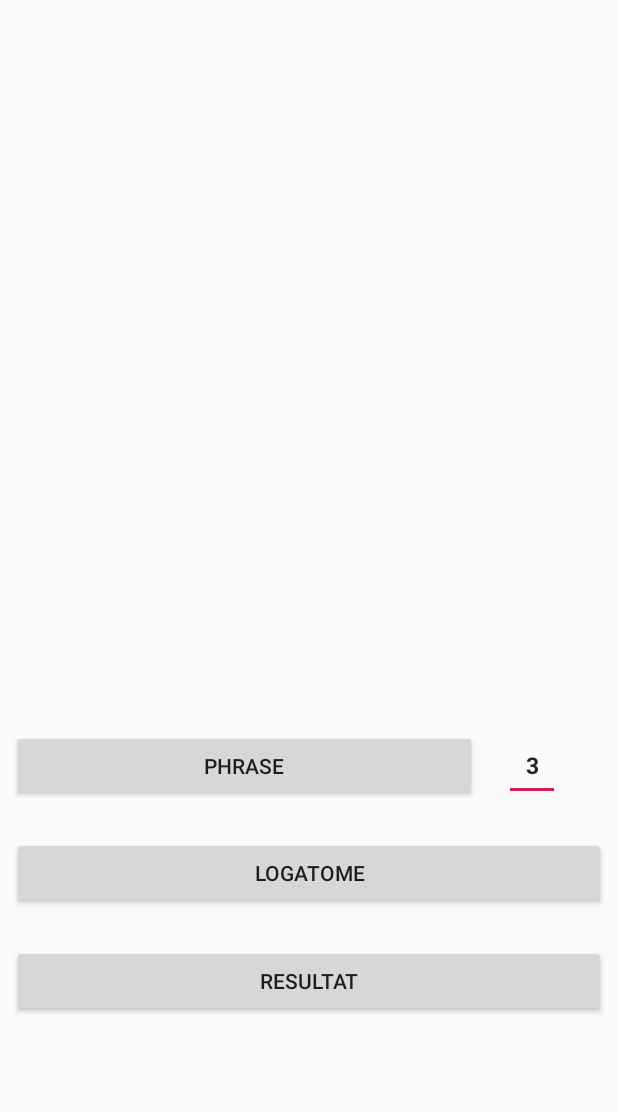
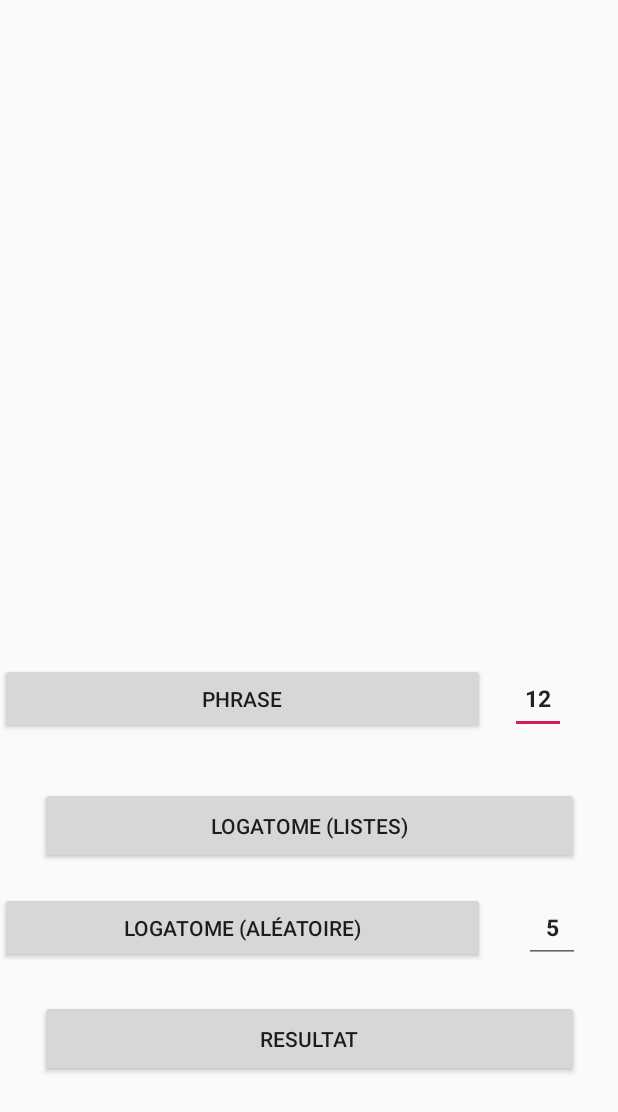
Before and after one commit to SALADINL/projetM1-Voicy, an Android app: the screen it shows after launch (MainActivity), on a phone screen of 412 x 824 dp. Shown: the top 1112 px of the screen. Run offline under Robolectric (Android 15) with nearby library versions, the light colour scheme and no system bars.

Commit message:
Ajout du Bouton logatome aléatoire + modifications

```diff
--- a/app/src/main/java/com/example/modulereco/ChoixList.java
+++ b/app/src/main/java/com/example/modulereco/ChoixList.java
@@ -31,6 +31,7 @@ public class ChoixList extends Activity
             {
                 Intent intent = new Intent(ChoixList.this, Reco.class);
                 intent.putExtra("numeroDeListe", 1);
+                intent.putExtra("random", 0);
                 startActivity(intent);
             }
         });
@@ -42,6 +43,7 @@ public class ChoixList extends Activity
             {
                 Intent intent = new Intent(ChoixList.this, Reco.class);
                 intent.putExtra("numeroDeListe", 2);
+                intent.putExtra("random", 0);
                 startActivity(intent);
             }
         });
@@ -53,6 +55,7 @@ public class ChoixList extends Activity
             {
                 Intent intent = new Intent(ChoixList.this, Reco.class);
                 intent.putExtra("numeroDeListe", 3);
+                intent.putExtra("random", 0);
                 startActivity(intent);
             }
         });
@@ -64,6 +67,7 @@ public class ChoixList extends Activity
             {
                 Intent intent = new Intent(ChoixList.this, Reco.class);
                 intent.putExtra("numeroDeListe", 4);
+                intent.putExtra("random", 0);
                 startActivity(intent);
             }
         });
--- a/app/src/main/java/com/example/modulereco/MainActivity.java
+++ b/app/src/main/java/com/example/modulereco/MainActivity.java
@@ -16,8 +16,9 @@ public class MainActivity extends Activity
     private Button btResultat;
     private Button btLogatome;
     private Button btPhrase;
+    private Button button;
 
-    //private EditText nbExo;
+    private EditText nbExo;
     private EditText nbPhrase;
 
     @Override
@@ -30,8 +31,9 @@ public class MainActivity extends Activity
         btResultat = findViewById(R.id.btResultat);
         btLogatome = findViewById(R.id.btLogatome);
         btPhrase = findViewById(R.id.btPhrase);
+        button = findViewById(R.id.button);
 
-        //nbExo = findViewById(R.id.nbExo);
+        nbExo = findViewById(R.id.nbExo);
         nbPhrase = findViewById(R.id.nbPhrase);
 
         btPhrase.setOnClickListener(new View.OnClickListener()
@@ -78,6 +80,25 @@ public class MainActivity extends Activity
                 startActivity(intent);
             }
         });
+        button.setOnClickListener(new View.OnClickListener() {
+            @Override
+            public void onClick(View v)
+            {
+                verifierPermissions();
+                Intent intent = new Intent(MainActivity.this, Reco.class);
+                intent.putExtra("type", 1);
+                intent.putExtra("random", 1);
+                try
+                {
+                    intent.putExtra("nbtest", Integer.parseInt(nbExo.getText().toString()));
+                }
+                catch (Exception e)
+                {
+                    e.getStackTrace();
+                }
+                startActivity(intent);
+            }
+        });
         btResultat.setOnClickListener(new View.OnClickListener() {
             @Override
             public void onClick(View v) {
--- a/app/src/main/res/layout/main_activity.xml
+++ b/app/src/main/res/layout/main_activity.xml
@@ -7,47 +7,43 @@
 
     <Button
         android:id="@+id/btPhrase"
-        android:layout_width="310dp"
+        android:layout_width="323dp"
         android:layout_height="47dp"
-        android:layout_marginStart="8dp"
-        android:layout_marginEnd="8dp"
-        android:layout_marginBottom="24dp"
         android:text="PHRASE"
-        app:layout_constraintBottom_toTopOf="@+id/btLogatome"
+        app:layout_constraintBottom_toBottomOf="parent"
         app:layout_constraintEnd_toEndOf="parent"
         app:layout_constraintHorizontal_bias="0.0"
         app:layout_constraintStart_toStartOf="parent"
         app:layout_constraintTop_toTopOf="parent"
-        app:layout_constraintVertical_bias="0.8"
-        app:layout_constraintVertical_chainStyle="packed" />
+        app:layout_constraintVertical_bias="0.569" />
 
     <Button
         android:id="@+id/btLogatome"
-        android:layout_width="0dp"
-        android:layout_height="wrap_content"
+        android:layout_width="359dp"
+        android:layout_height="51dp"
         android:layout_marginStart="8dp"
         android:layout_marginEnd="8dp"
-        android:layout_marginBottom="24dp"
-        android:text="LOGATOME"
-        app:layout_constraintBottom_toTopOf="@+id/btResultat"
+        android:text="LOGATOME (LISTES)"
+        app:layout_constraintBottom_toBottomOf="parent"
         app:layout_constraintEnd_toEndOf="parent"
-        app:layout_constraintHorizontal_bias="0.0"
+        app:layout_constraintHorizontal_bias="0.5"
         app:layout_constraintStart_toStartOf="parent"
-        app:layout_constraintTop_toBottomOf="@+id/btPhrase" />
+        app:layout_constraintTop_toTopOf="parent"
+        app:layout_constraintVertical_bias="0.679" />
 
     <Button
         android:id="@+id/btResultat"
-        android:layout_width="0dp"
-        android:layout_height="wrap_content"
+        android:layout_width="359dp"
+        android:layout_height="51dp"
         android:layout_marginStart="8dp"
         android:layout_marginEnd="8dp"
-        android:layout_marginBottom="24dp"
         android:text="RESULTAT"
         app:layout_constraintBottom_toBottomOf="parent"
         app:layout_constraintEnd_toEndOf="parent"
         app:layout_constraintHorizontal_bias="0.5"
         app:layout_constraintStart_toStartOf="parent"
-        app:layout_constraintTop_toBottomOf="@+id/btLogatome" />
+        app:layout_constraintTop_toTopOf="parent"
+        app:layout_constraintVertical_bias="0.863" />
 
     <EditText
         android:id="@+id/nbPhrase"
@@ -57,7 +53,7 @@
         android:layout_marginEnd="8dp"
         android:ems="10"
         android:inputType="number"
-        android:text="3"
+        android:text="12"
         android:textAlignment="center"
         android:textSize="15sp"
         android:textStyle="bold"
@@ -67,4 +63,34 @@
         app:layout_constraintStart_toEndOf="@+id/btPhrase"
         app:layout_constraintTop_toTopOf="@+id/btPhrase"
         app:layout_constraintVertical_bias="0.0" />
+
+    <Button
+        android:id="@+id/button"
+        android:layout_width="323dp"
+        android:layout_height="47dp"
+        android:text="LOGATOME (ALÉATOIRE)"
+        app:layout_constraintBottom_toBottomOf="parent"
+        app:layout_constraintEnd_toEndOf="parent"
+        app:layout_constraintHorizontal_bias="0.0"
+        app:layout_constraintStart_toStartOf="parent"
+        app:layout_constraintTop_toTopOf="parent"
+        app:layout_constraintVertical_bias="0.766" />
+
+    <EditText
+        android:id="@+id/nbExo"
+        android:layout_width="37dp"
+        android:layout_height="47dp"
+        android:layout_marginStart="8dp"
+        android:layout_marginEnd="8dp"
+        android:ems="10"
+        android:inputType="number"
+        android:text="5"
+        android:textAlignment="center"
+        android:textSize="15sp"
+        android:textStyle="bold"
+        app:layout_constraintBottom_toBottomOf="@+id/button"
+        app:layout_constraintEnd_toEndOf="parent"
+        app:layout_constraintStart_toEndOf="@+id/button"
+        app:layout_constraintTop_toTopOf="@+id/button"
+        app:layout_constraintVertical_bias="0.0" />
 </android.support.constraint.ConstraintLayout>
```
Also changed, not shown: app/src/main/java/com/example/modulereco/ExerciceMot.java (+11 -0 lines), app/src/main/java/com/example/modulereco/Reco.java (+11 -3 lines), 5 other files.
